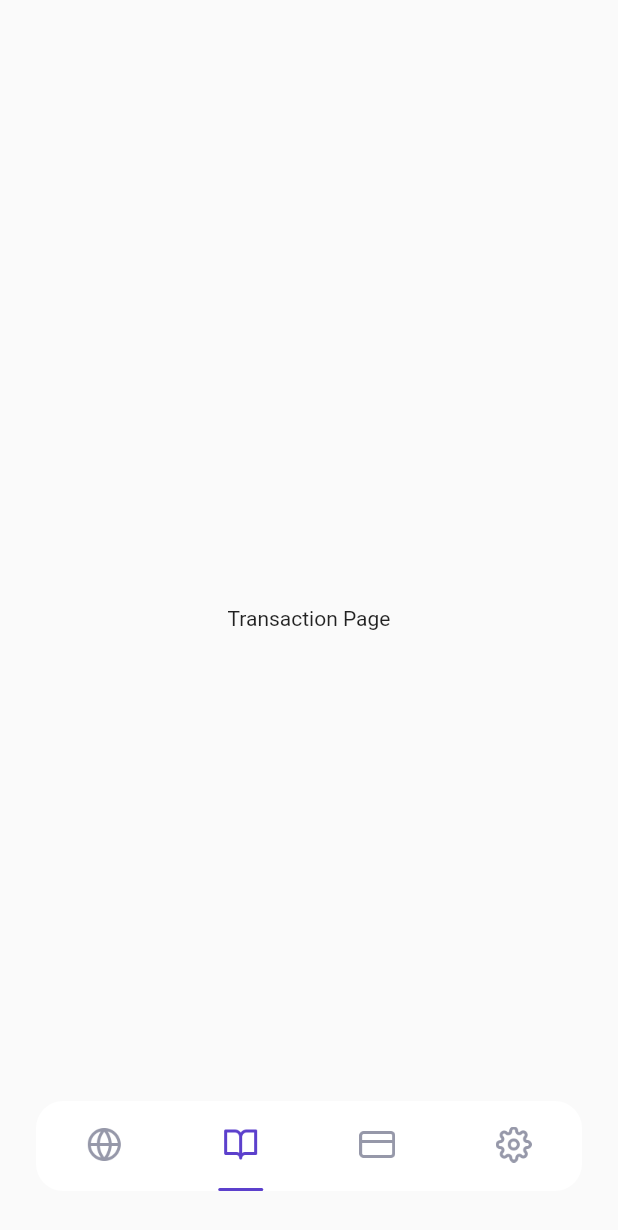
After one commit to AlvinSanudharma/airplane, a Flutter app: the MainPage screen opened by its route, item 2 of the bottom bar chosen, on a phone screen of 412 x 824 dp. The commit adds this screen. Shown: the top 1230 px of the screen. Run offline on Flutter 3.47's test engine with Material 2 defaults, Android fonts, the phone set to English and light mode, and no system bars; our stand-ins replace bloc, flutter_bloc, google_fonts; missing offline and left inert: dart:ffi.

Commit message:
Menambahkan Page Cubit Pada Home

```diff
--- /dev/null
+++ b/lib/cubit/page_cubit.dart
@@ -0,0 +1,10 @@
+import 'package:bloc/bloc.dart';
+import 'package:meta/meta.dart';
+
+class PageCubit extends Cubit<int> {
+  PageCubit() : super(0);
+
+  void setPage(int newPage) {
+    emit(newPage);
+  }
+}
--- a/lib/ui/pages/main_page.dart
+++ b/lib/ui/pages/main_page.dart
@@ -1,15 +1,32 @@
+import 'package:airplane/cubit/page_cubit.dart';
 import 'package:airplane/ui/pages/home_page.dart';
+import 'package:airplane/ui/pages/setting_page.dart';
+import 'package:airplane/ui/pages/transaction_page.dart';
+import 'package:airplane/ui/pages/wallet_page.dart';
 import 'package:airplane/ui/widgets/custom_bottom_navigation_item.dart';
 import 'package:flutter/material.dart';
 import 'package:airplane/shared/theme.dart';
+import 'package:flutter_bloc/flutter_bloc.dart';
 
 class MainPage extends StatelessWidget {
   const MainPage({Key? key}) : super(key: key);
 
   @override
   Widget build(BuildContext context) {
-    Widget buildContent() {
-      return HomePage();
+    Widget buildContent(int currentIndex) {
+      switch (currentIndex) {
+        case 0:
+          return HomePage();
+        case 1:
+          return TransactionPage();
+        case 2:
+          return WalletPage();
+        case 3:
+          return SettingPage();
+
+        default:
+          return HomePage();
+      }
     }
 
     Widget customBottomNavigation() {
@@ -26,16 +43,19 @@ class MainPage extends StatelessWidget {
               mainAxisAlignment: MainAxisAlignment.spaceAround,
               children: [
                 CustomBottomNavigationItem(
+                  currentIndex: 0,
                   imageUrl: 'assets/icon_home.png',
-                  isSelected: true,
                 ),
                 CustomBottomNavigationItem(
+                  currentIndex: 1,
                   imageUrl: 'assets/icon_booking.png',
                 ),
                 CustomBottomNavigationItem(
+                  currentIndex: 2,
                   imageUrl: 'assets/icon_card.png',
                 ),
                 CustomBottomNavigationItem(
+                  currentIndex: 3,
                   imageUrl: 'assets/icon_settings.png',
                 )
               ],
@@ -43,9 +63,14 @@ class MainPage extends StatelessWidget {
           ));
     }
 
-    return Scaffold(
-      backgroundColor: kBackgroundColor,
-      body: Stack(children: [buildContent(), customBottomNavigation()]),
+    return BlocBuilder<PageCubit, int>(
+      builder: (context, currentIndex) {
+        return Scaffold(
+          backgroundColor: kBackgroundColor,
+          body: Stack(
+              children: [buildContent(currentIndex), customBottomNavigation()]),
+        );
+      },
     );
   }
 }
--- /dev/null
+++ b/lib/ui/pages/transaction_page.dart
@@ -0,0 +1,12 @@
+import 'package:flutter/material.dart';
+
+class TransactionPage extends StatelessWidget {
+  const TransactionPage({Key? key}) : super(key: key);
+
+  @override
+  Widget build(BuildContext context) {
+    return Center(
+      child: Text('Transaction Page'),
+    );
+  }
+}
--- a/lib/ui/widgets/custom_bottom_navigation_item.dart
+++ b/lib/ui/widgets/custom_bottom_navigation_item.dart
@@ -1,34 +1,47 @@
+import 'package:airplane/cubit/page_cubit.dart';
 import 'package:flutter/material.dart';
 import 'package:airplane/shared/theme.dart';
+import 'package:flutter_bloc/flutter_bloc.dart';
 
 class CustomBottomNavigationItem extends StatelessWidget {
+  final int currentIndex;
   final String imageUrl;
-  final bool isSelected;
 
-  const CustomBottomNavigationItem(
-      {Key? key, required this.imageUrl, this.isSelected = false})
-      : super(key: key);
+  const CustomBottomNavigationItem({
+    Key? key,
+    required this.currentIndex,
+    required this.imageUrl,
+  }) : super(key: key);
 
   @override
   Widget build(BuildContext context) {
-    return Column(
+    return GestureDetector(
+      onTap: () {
+        context.read<PageCubit>().setPage(currentIndex);
+      },
+      child: Column(
         mainAxisAlignment: MainAxisAlignment.spaceBetween,
         children: [
           SizedBox(),
-        Container(
+          Image.asset(
+            imageUrl,
             width: 24,
             height: 24,
-          decoration: BoxDecoration(
-              image: DecorationImage(image: AssetImage(imageUrl))),
+            color: context.read<PageCubit>().state == currentIndex
+                ? kPrimaryColor
+                : kGreyColor,
           ),
           Container(
             width: 30,
             height: 2,
             decoration: BoxDecoration(
-              color: isSelected ? kPrimaryColor : kTransparent,
+                color: context.read<PageCubit>().state == currentIndex
+                    ? kPrimaryColor
+                    : kTransparent,
                 borderRadius: BorderRadius.circular(18)),
           )
         ],
+      ),
     );
   }
 }
--- a/pubspec.yaml
+++ b/pubspec.yaml
@@ -34,6 +34,7 @@ dependencies:
   # Use with the CupertinoIcons class for iOS style icons.
   cupertino_icons: ^1.0.2
   google_fonts: ^3.0.1
+  flutter_bloc: ^8.0.1
 
 dev_dependencies:
   flutter_test:
```
Also changed, not shown: lib/main.dart (+6 -1 lines), lib/ui/pages/setting_page.dart (added, +12 -0 lines), lib/ui/pages/wallet_page.dart (added, +12 -0 lines), pubspec.lock. Lines whose indentation alone changed are shown as unchanged.
